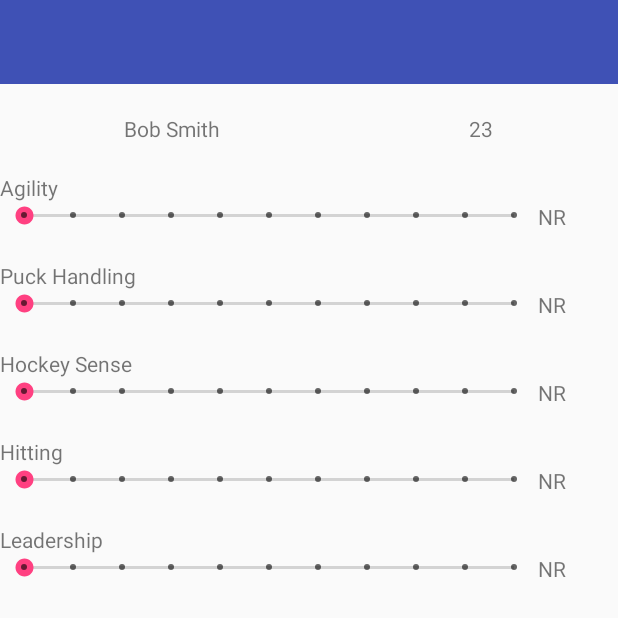
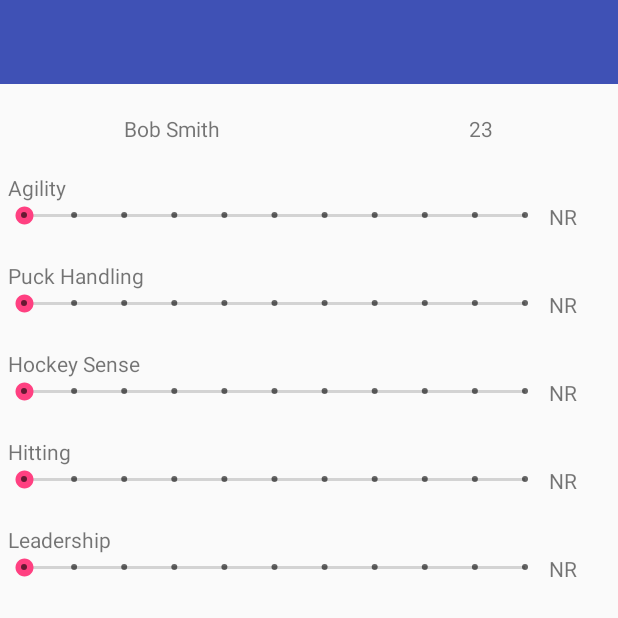
Before and after one commit to fdrury/HockeyConnect, an Android app: the screen it shows after launch (PlayerEvaluationActivity), on a phone screen of 412 x 824 dp, the top half of it. Run offline under Robolectric (Android 15) with nearby library versions, the light colour scheme and no system bars.

Commit message:
Finished basic PlayerEvaluation

```diff
--- a/code/HockeyConnect/app/src/main/java/ca/hockeyconnect/hockeyconnect/PlayerEvaluationActivity.java
+++ b/code/HockeyConnect/app/src/main/java/ca/hockeyconnect/hockeyconnect/PlayerEvaluationActivity.java
@@ -2,14 +2,23 @@ package ca.hockeyconnect.hockeyconnect;
 
 import android.os.Bundle;
 import android.support.v7.app.AppCompatActivity;
+import android.widget.SeekBar;
 import android.widget.TextView;
 
 public class PlayerEvaluationActivity extends AppCompatActivity {
+
+    SeekBar[] seekBars = new SeekBar[5];
 
     @Override
     protected void onCreate(Bundle savedInstanceState) {
         super.onCreate(savedInstanceState);
         setContentView(R.layout.activity_player_evaluation);
+
+        seekBars[0] = (SeekBar)findViewById(R.id.seekBar0);
+        seekBars[1] = (SeekBar)findViewById(R.id.seekBar1);
+        seekBars[2] = (SeekBar)findViewById(R.id.seekBar2);
+        seekBars[3] = (SeekBar)findViewById(R.id.seekBar3);
+        seekBars[4] = (SeekBar)findViewById(R.id.seekBar4);
 
         TextView playerNameTextView = (TextView)findViewById(R.id.textViewPlayerName);
         TextView playerNumberTextView = (TextView)findViewById(R.id.textViewPlayerNumber);
@@ -19,6 +28,13 @@ public class PlayerEvaluationActivity extends AppCompatActivity {
         TextView attribute3TextView = (TextView)findViewById(R.id.textViewAttributeName3);
         TextView attribute4TextView = (TextView)findViewById(R.id.textViewAttributeName4);
 
+        final TextView[] attributeValueViews = {(TextView)findViewById(R.id.textViewAttribute0),
+                (TextView)findViewById(R.id.textViewAttribute1),
+                (TextView)findViewById(R.id.textViewAttribute2),
+                (TextView)findViewById(R.id.textViewAttribute3),
+                (TextView)findViewById(R.id.textViewAttribute4)};
+        //final TextView attribute0ValueView = (TextView)findViewById(R.id.textViewAttribute0);
+
         playerNameTextView.setText(R.string.test_player_name_name);
         playerNumberTextView.setText(R.string.test_player_number_name);
         attribute0TextView.setText(R.string.attribute0_name);
@@ -26,5 +42,30 @@ public class PlayerEvaluationActivity extends AppCompatActivity {
         attribute2TextView.setText(R.string.attribute2_name);
         attribute3TextView.setText(R.string.attribute3_name);
         attribute4TextView.setText(R.string.attribute4_name);
+
+        for(int i = 0; i < 5; i++) {
+            final TextView attributeValueView = attributeValueViews[i];
+            seekBars[i].setOnSeekBarChangeListener(new SeekBar.OnSeekBarChangeListener() {
+                @Override
+                public void onProgressChanged(SeekBar seekBar, int progress, boolean fromUser) {
+                    if (progress == 0)
+                        attributeValueView.setText(R.string.not_rated_name);
+                    else
+                        attributeValueView.setText(Integer.toString(progress));
+                }
+
+                @Override
+                public void onStartTrackingTouch(SeekBar seekBar) {
+
+                }
+
+                @Override
+                public void onStopTrackingTouch(SeekBar seekBar) {
+
+                }
+            });
+        }
     }
+
+
 }
--- a/code/HockeyConnect/app/src/main/res/layout/activity_player_evaluation.xml
+++ b/code/HockeyConnect/app/src/main/res/layout/activity_player_evaluation.xml
@@ -53,6 +53,7 @@
             android:id="@+id/textViewAttributeName0"
             android:layout_width="match_parent"
             android:layout_height="wrap_content"
+            android:layout_marginLeft="5dp"
             android:text="Attribute 0" />
 
         <LinearLayout
@@ -72,7 +73,7 @@
 
             <TextView
                 android:id="@+id/textViewAttribute0"
-                android:layout_width="wrap_content"
+                android:layout_width="10dp"
                 android:layout_height="wrap_content"
                 android:layout_weight="1"
                 android:text="NR" />
@@ -86,6 +87,7 @@
             android:id="@+id/textViewAttributeName1"
             android:layout_width="match_parent"
             android:layout_height="wrap_content"
+            android:layout_marginLeft="5dp"
             android:text="Attribute 1" />
 
         <LinearLayout
@@ -105,7 +107,7 @@
 
             <TextView
                 android:id="@+id/textViewAttribute1"
-                android:layout_width="wrap_content"
+                android:layout_width="10dp"
                 android:layout_height="wrap_content"
                 android:layout_weight="1"
                 android:text="NR" />
@@ -119,6 +121,7 @@
             android:id="@+id/textViewAttributeName2"
             android:layout_width="match_parent"
             android:layout_height="wrap_content"
+            android:layout_marginLeft="5dp"
             android:text="Attribute 2" />
 
         <LinearLayout
@@ -138,7 +141,7 @@
 
             <TextView
                 android:id="@+id/textViewAttribute2"
-                android:layout_width="wrap_content"
+                android:layout_width="10dp"
                 android:layout_height="wrap_content"
                 android:layout_weight="1"
                 android:text="NR" />
@@ -152,6 +155,7 @@
             android:id="@+id/textViewAttributeName3"
             android:layout_width="match_parent"
             android:layout_height="wrap_content"
+            android:layout_marginLeft="5dp"
             android:text="Attribute 3" />
 
         <LinearLayout
@@ -171,7 +175,7 @@
 
             <TextView
                 android:id="@+id/textViewAttribute3"
-                android:layout_width="wrap_content"
+                android:layout_width="10dp"
                 android:layout_height="wrap_content"
                 android:layout_weight="1"
                 android:text="NR" />
@@ -185,6 +189,7 @@
             android:id="@+id/textViewAttributeName4"
             android:layout_width="match_parent"
             android:layout_height="wrap_content"
+            android:layout_marginLeft="5dp"
             android:text="Attribute 4" />
 
         <LinearLayout
@@ -204,7 +209,7 @@
 
             <TextView
                 android:id="@+id/textViewAttribute4"
-                android:layout_width="wrap_content"
+                android:layout_width="10dp"
                 android:layout_height="wrap_content"
                 android:layout_weight="1"
                 android:text="NR" />
--- a/code/HockeyConnect/app/src/main/res/values/strings.xml
+++ b/code/HockeyConnect/app/src/main/res/values/strings.xml
@@ -5,6 +5,7 @@
     <string name="attribute2_name">Hockey Sense</string>
     <string name="attribute3_name">Hitting</string>
     <string name="attribute4_name">Leadership</string>
+    <string name="not_rated_name">NR</string>
 
     <string name="test_player_name_name">Bob Smith</string>
     <string name="test_player_number_name">23</string>
```
